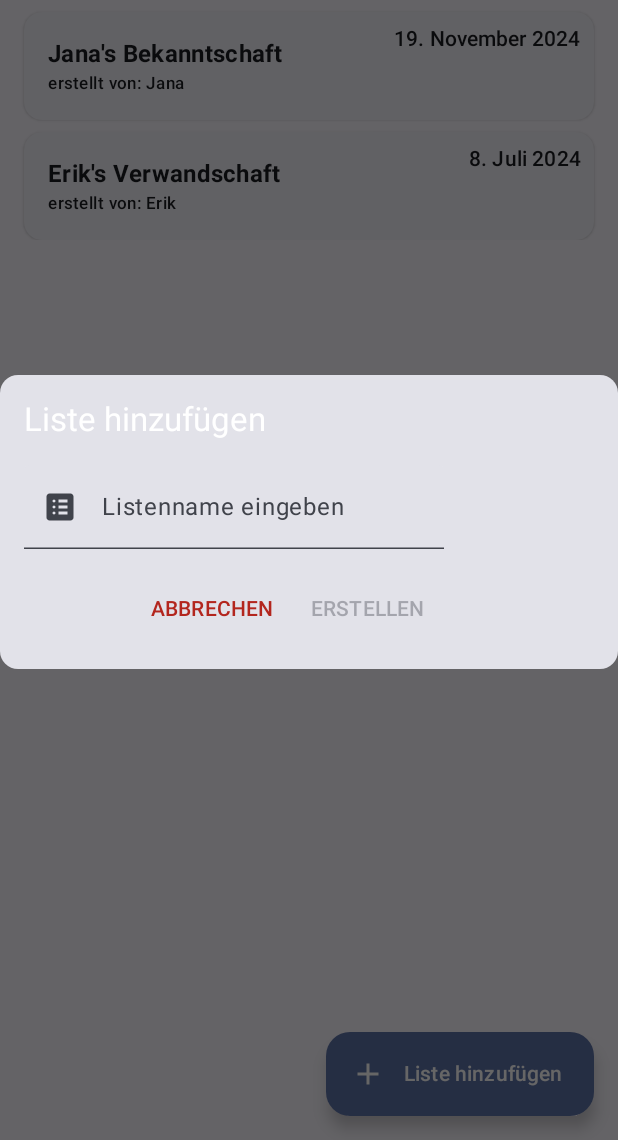
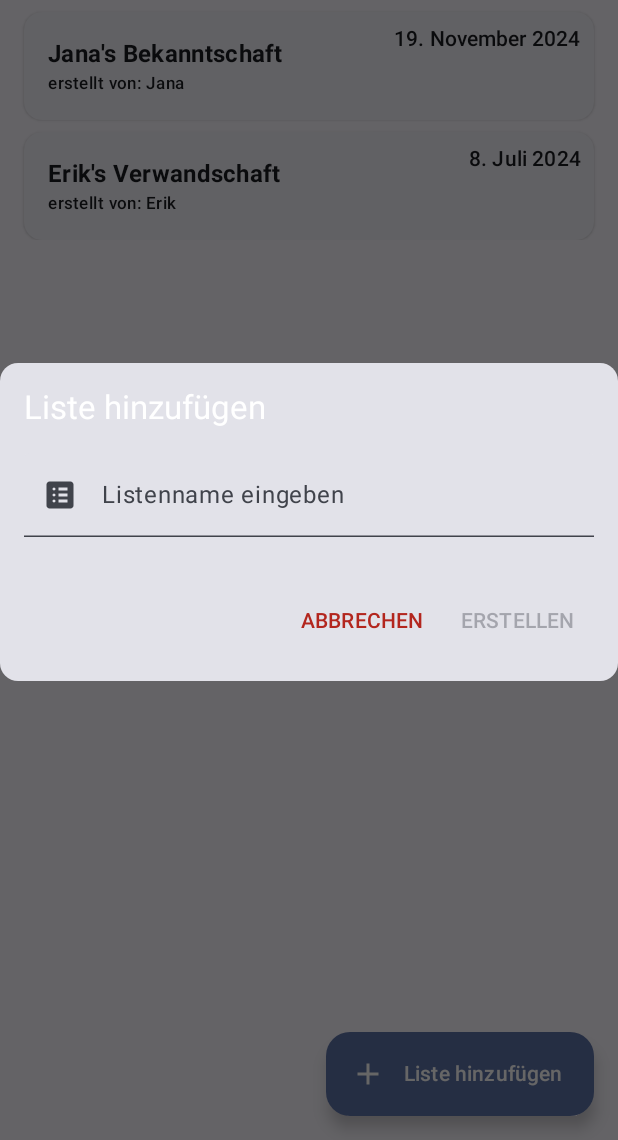
Before and after one commit to erikrei/Rireki, an Android app built with Jetpack Compose: the screen it shows after launch (MainActivity), after a tap on "Liste hinzufügen", on a phone screen of 412 x 824 dp, the part 96-1236 px from its top. Run offline under Robolectric (Android 15) with nearby library versions, the phone set to English and light mode, and no system bars.

Commit message:
Feedback bei Listenerstellung - Refactor von Datenklassen in package dataclass - neue Enumeration, die den jeweiligen Fehler der Listenerstellung enthält und je nach Fehler (falls es später weitere gibt) einen Text anzeigt - Textfeld der Listenerstellung wird anders dargestellt, falls Fehler vorhanden - Snackbar wird angezeigt, falls Liste erfolgreich erstellt wurde - HomeUiState enthält zusätzlich einen Fehler, der vom Typ die neue Enumeration enthält

```diff
--- a/app/src/main/java/com/example/rireki/data/Profile.kt
+++ b/app/src/main/java/com/example/rireki/data/dataclass/Profile.kt
@@ -1,4 +1,4 @@
-package com.example.rireki.data
+package com.example.rireki.data.dataclass
 
 data class Profile(
     val name: String = "",
--- a/app/src/main/java/com/example/rireki/data/ProfileList.kt
+++ b/app/src/main/java/com/example/rireki/data/dataclass/ProfileList.kt
@@ -1,4 +1,4 @@
-package com.example.rireki.data
+package com.example.rireki.data.dataclass
 
 import com.example.rireki.data.state.ListSettingsUiState
 import java.time.LocalDate
--- /dev/null
+++ b/app/src/main/java/com/example/rireki/data/enumclass/LIST_CREATE_ERROR.kt
@@ -0,0 +1,6 @@
+package com.example.rireki.data.enumclass
+
+enum class LIST_CREATE_ERROR {
+    NONE,
+    NAME_NOT_AVAILABLE
+}
--- a/app/src/main/java/com/example/rireki/data/model/ActiveProfileListViewModel.kt
+++ b/app/src/main/java/com/example/rireki/data/model/ActiveProfileListViewModel.kt
@@ -1,8 +1,8 @@
 package com.example.rireki.data.model
 
 import androidx.lifecycle.ViewModel
-import com.example.rireki.data.Profile
-import com.example.rireki.data.ProfileList
+import com.example.rireki.data.dataclass.Profile
+import com.example.rireki.data.dataclass.ProfileList
 import com.example.rireki.data.state.ActiveProfileListUiState
 import kotlinx.coroutines.flow.MutableStateFlow
 import kotlinx.coroutines.flow.StateFlow
--- a/app/src/main/java/com/example/rireki/data/model/ListSettingsViewModel.kt
+++ b/app/src/main/java/com/example/rireki/data/model/ListSettingsViewModel.kt
@@ -1,7 +1,7 @@
 package com.example.rireki.data.model
 
 import androidx.lifecycle.ViewModel
-import com.example.rireki.data.ProfileList
+import com.example.rireki.data.dataclass.ProfileList
 import com.example.rireki.data.state.ListSettingsUiState
 import kotlinx.coroutines.flow.MutableStateFlow
 import kotlinx.coroutines.flow.StateFlow
--- a/app/src/main/java/com/example/rireki/data/state/ActiveProfileListUiState.kt
+++ b/app/src/main/java/com/example/rireki/data/state/ActiveProfileListUiState.kt
@@ -1,7 +1,7 @@
 package com.example.rireki.data.state
 
-import com.example.rireki.data.Profile
-import com.example.rireki.data.ProfileList
+import com.example.rireki.data.dataclass.Profile
+import com.example.rireki.data.dataclass.ProfileList
 
 data class ActiveProfileListUiState(
     val profileList: ProfileList = ProfileList(),
--- a/app/src/main/java/com/example/rireki/data/state/HomeUiState.kt
+++ b/app/src/main/java/com/example/rireki/data/state/HomeUiState.kt
@@ -1,9 +1,11 @@
 package com.example.rireki.data.state
 
-import com.example.rireki.data.ProfileList
+import com.example.rireki.data.enumclass.LIST_CREATE_ERROR
+import com.example.rireki.data.dataclass.ProfileList
 
 data class HomeUiState(
     val lists: List<ProfileList> = listOf(),
     val newListName: String = "",
-    val isOpenDialog: Boolean = false
+    val isOpenDialog: Boolean = false,
+    val error: LIST_CREATE_ERROR = LIST_CREATE_ERROR.NONE
 )
--- a/app/src/main/java/com/example/rireki/data/util/getProfileList.kt
+++ b/app/src/main/java/com/example/rireki/data/util/getProfileList.kt
@@ -1,6 +1,6 @@
 package com.example.rireki.data.util
 
-import com.example.rireki.data.ProfileList
+import com.example.rireki.data.dataclass.ProfileList
 import java.time.LocalDate
 
 fun getProfileList(listName: String): ProfileList {
--- a/app/src/main/java/com/example/rireki/ui/components/Home.kt
+++ b/app/src/main/java/com/example/rireki/ui/components/Home.kt
@@ -21,7 +21,7 @@ import androidx.compose.ui.res.painterResource
 import androidx.compose.ui.res.stringResource
 import androidx.compose.ui.text.font.FontWeight
 import com.example.rireki.R
-import com.example.rireki.data.ProfileList
+import com.example.rireki.data.dataclass.ProfileList
 import com.example.rireki.data.util.getReadableStringOfLocalDate
 import com.example.rireki.ui.components.shared.TopBar
 
--- a/app/src/main/java/com/example/rireki/ui/components/HomeDialog.kt
+++ b/app/src/main/java/com/example/rireki/ui/components/HomeDialog.kt
@@ -1,5 +1,6 @@
 package com.example.rireki.ui.components
 
+import androidx.annotation.StringRes
 import androidx.compose.foundation.layout.Arrangement
 import androidx.compose.foundation.layout.Column
 import androidx.compose.foundation.layout.Row
@@ -7,6 +8,7 @@ import androidx.compose.foundation.layout.fillMaxWidth
 import androidx.compose.foundation.layout.padding
 import androidx.compose.material3.Card
 import androidx.compose.material3.Icon
+import androidx.compose.material3.LocalContentColor
 import androidx.compose.material3.MaterialTheme
 import androidx.compose.material3.Text
 import androidx.compose.material3.TextButton
@@ -17,9 +19,9 @@ import androidx.compose.ui.Modifier
 import androidx.compose.ui.res.dimensionResource
 import androidx.compose.ui.res.painterResource
 import androidx.compose.ui.res.stringResource
-import androidx.compose.ui.unit.dp
 import androidx.compose.ui.window.Dialog
 import com.example.rireki.R
+import com.example.rireki.data.enumclass.LIST_CREATE_ERROR
 
 @Composable
 fun HomeDialogAddList(
@@ -27,6 +29,7 @@ fun HomeDialogAddList(
     onListNameChange: (String) -> Unit,
     onSubmit: () -> Unit,
     onDismissRequest: () -> Unit,
+    error: LIST_CREATE_ERROR,
     modifier: Modifier = Modifier
 ) {
     Dialog(
@@ -44,6 +47,7 @@ fun HomeDialogAddList(
                     .padding(
                         dimensionResource(id = R.dimen.dialog_card_inner_padding)
                     )
+                    .fillMaxWidth()
             ) {
                 Text(
                     text = stringResource(id = R.string.dialog_title),
@@ -52,7 +56,8 @@ fun HomeDialogAddList(
                 )
                 HomeDialogAddListField(
                     listName = listName,
-                    onValueChange = onListNameChange
+                    onValueChange = onListNameChange,
+                    error = error,
                 )
                 HomeDialogAddListButtons(
                     onSubmit = onSubmit,
@@ -70,6 +75,7 @@ fun HomeDialogAddList(
 fun HomeDialogAddListField(
     listName: String,
     onValueChange: (String) -> Unit,
+    error: LIST_CREATE_ERROR,
     modifier: Modifier = Modifier
 ) {
     Column(
@@ -79,6 +85,12 @@ fun HomeDialogAddListField(
             value = listName,
             onValueChange = onValueChange,
             singleLine = true,
+            isError = error != LIST_CREATE_ERROR.NONE,
+            supportingText = {
+                HomeDialogErrorMessage(
+                    error = error
+                )
+            },
             placeholder = {
                 Text(
                     text = stringResource(id = R.string.dialog_field_label),
@@ -87,11 +99,47 @@ fun HomeDialogAddListField(
             leadingIcon = {
                 Icon(
                     painter = painterResource(id = R.drawable.list_fill_24),
-                    contentDescription = null
+                    contentDescription = null,
+                    tint = if (error != LIST_CREATE_ERROR.NONE)
+                                MaterialTheme.colorScheme.error
+                           else LocalContentColor.current
                 )
             },
-            modifier = Modifier.padding(0.dp)
+            modifier = Modifier
+                .fillMaxWidth()
         )
+    }
+}
+
+@Composable
+fun HomeDialogErrorMessage(
+    error: LIST_CREATE_ERROR,
+    modifier: Modifier = Modifier
+) {
+    if (error != LIST_CREATE_ERROR.NONE) {
+        @StringRes val errorText: Int = when (error) {
+            LIST_CREATE_ERROR.NAME_NOT_AVAILABLE -> R.string.dialog_list_not_available
+            else -> R.string.empty
+        }
+
+        Row(
+            horizontalArrangement = Arrangement.spacedBy(
+                dimensionResource(id = R.dimen.dialog_card_error_spacing)
+            ),
+            verticalAlignment = Alignment.CenterVertically,
+            modifier = modifier
+                .padding(
+                    dimensionResource(id = R.dimen.dialog_card_error_padding)
+                )
+        ) {
+            Icon(
+                painter = painterResource(id = R.drawable.error_24),
+                contentDescription = null
+            )
+            Text(
+                text = stringResource(id = errorText)
+            )
+        }
     }
 }
 
--- a/app/src/main/java/com/example/rireki/ui/components/ListOverview.kt
+++ b/app/src/main/java/com/example/rireki/ui/components/ListOverview.kt
@@ -20,7 +20,7 @@ import androidx.compose.ui.res.dimensionResource
 import androidx.compose.ui.res.painterResource
 import androidx.compose.ui.unit.dp
 import com.example.rireki.R
-import com.example.rireki.data.Profile
+import com.example.rireki.data.dataclass.Profile
 import com.example.rireki.ui.components.shared.NavigationBackArrow
 import com.example.rireki.ui.components.shared.TopBar
 
--- a/app/src/main/java/com/example/rireki/ui/screens/HomeScreen.kt
+++ b/app/src/main/java/com/example/rireki/ui/screens/HomeScreen.kt
@@ -5,11 +5,16 @@ import androidx.compose.foundation.layout.padding
 import androidx.compose.foundation.lazy.LazyColumn
 import androidx.compose.foundation.lazy.items
 import androidx.compose.material3.Scaffold
+import androidx.compose.material3.SnackbarHost
+import androidx.compose.material3.SnackbarHostState
 import androidx.compose.runtime.Composable
 import androidx.compose.runtime.collectAsState
 import androidx.compose.runtime.getValue
+import androidx.compose.runtime.remember
+import androidx.compose.runtime.rememberCoroutineScope
 import androidx.compose.ui.Modifier
 import androidx.compose.ui.res.dimensionResource
+import androidx.compose.ui.res.stringResource
 import androidx.compose.ui.tooling.preview.Preview
 import androidx.lifecycle.viewmodel.compose.viewModel
 import com.example.rireki.R
@@ -20,6 +25,7 @@ import com.example.rireki.ui.components.HomeFloatingActionButton
 import com.example.rireki.ui.components.HomeSingleList
 import com.example.rireki.ui.components.HomeTopBar
 import com.example.rireki.ui.theme.RirekiTheme
+import kotlinx.coroutines.launch
 
 @Composable
 fun HomeScreen(
@@ -28,12 +34,26 @@ fun HomeScreen(
     modifier: Modifier = Modifier
 ) {
     val homeUiState by homeViewModel.uiState.collectAsState()
+    val scope = rememberCoroutineScope()
+    val snackbarHostState = remember { SnackbarHostState() }
+    val listCreatedMessage = stringResource(id = R.string.dialog_snackbar_created, homeUiState.newListName)
+
+    val showListCreatedSnackbar: () -> Unit = {
+        scope.launch {
+            snackbarHostState.showSnackbar(listCreatedMessage)
+        }
+    }
 
     Scaffold(
         topBar = { HomeTopBar() },
         floatingActionButton = { HomeFloatingActionButton(
             onClick = { homeViewModel.toggleIsOpenDialog() }
         ) },
+        snackbarHost = {
+           SnackbarHost(
+               hostState = snackbarHostState
+           )
+        },
         modifier = modifier
     ) {
         paddingValues ->
@@ -62,9 +82,10 @@ fun HomeScreen(
                     onSubmit = {
                         homeViewModel.addList(
                             getProfileList(homeUiState.newListName)
-                        )
+                        ) { showListCreatedSnackbar() }
                     },
-                    onDismissRequest = { homeViewModel.toggleIsOpenDialog() }
+                    onDismissRequest = { homeViewModel.toggleIsOpenDialog() },
+                    error = homeUiState.error,
                 )
             }
     }
--- a/app/src/main/java/com/example/rireki/ui/screens/ListOverviewScreen.kt
+++ b/app/src/main/java/com/example/rireki/ui/screens/ListOverviewScreen.kt
@@ -13,7 +13,7 @@ import androidx.compose.ui.res.dimensionResource
 import androidx.compose.ui.unit.dp
 import androidx.lifecycle.viewmodel.compose.viewModel
 import com.example.rireki.R
-import com.example.rireki.data.ProfileList
+import com.example.rireki.data.dataclass.ProfileList
 import com.example.rireki.data.model.ActiveProfileListViewModel
 import com.example.rireki.ui.components.ListOverviewProfile
 import com.example.rireki.ui.components.ListOverviewTopBar
--- /dev/null
+++ b/app/src/main/res/drawable/error_24.xml
@@ -0,0 +1,9 @@
+<vector xmlns:android="http://schemas.android.com/apk/res/android"
+    android:width="24dp"
+    android:height="24dp"
+    android:viewportWidth="960"
+    android:viewportHeight="960">
+  <path
+      android:pathData="M480,680q17,0 28.5,-11.5T520,640q0,-17 -11.5,-28.5T480,600q-17,0 -28.5,11.5T440,640q0,17 11.5,28.5T480,680ZM440,520h80v-240h-80v240ZM480,880q-83,0 -156,-31.5T197,763q-54,-54 -85.5,-127T80,480q0,-83 31.5,-156T197,197q54,-54 127,-85.5T480,80q83,0 156,31.5T763,197q54,54 85.5,127T880,480q0,83 -31.5,156T763,763q-54,54 -127,85.5T480,880ZM480,800q134,0 227,-93t93,-227q0,-134 -93,-227t-227,-93q-134,0 -227,93t-93,227q0,134 93,227t227,93ZM480,480Z"
+      android:fillColor="#e8eaed"/>
+</vector>
--- a/app/src/main/res/values/dimen.xml
+++ b/app/src/main/res/values/dimen.xml
@@ -25,6 +25,8 @@
     <!--  Neue Liste Dialog  -->
     <dimen name="dialog_card_inner_padding">16.dp</dimen>
     <dimen name="dialog_card_inner_spacing">16.dp</dimen>
+    <dimen name="dialog_card_error_padding">8.dp</dimen>
+    <dimen name="dialog_card_error_spacing">16.dp</dimen>
 
     <!--  Einfaches Profil (Listenübersicht)  -->
     <dimen name="simple_list_outer_horizontal_padding">16.dp</dimen>
--- a/app/src/main/res/values/strings.xml
+++ b/app/src/main/res/values/strings.xml
@@ -1,5 +1,6 @@
 <resources>
     <string name="app_name">Rireki</string>
+    <string name="empty" />
 
     <!--  Authentifizierung  -->
     <string name="login_header_text">Bei Rireki einloggen</string>
@@ -16,6 +17,8 @@
     <string name="dialog_field_label">Listenname eingeben</string>
     <string name="dialog_cancel_button">Abbrechen</string>
     <string name="dialog_submit_button">Erstellen</string>
+    <string name="dialog_list_not_available">Name bereits vergeben</string>
+    <string name="dialog_snackbar_created">Liste %s wurde erfolgreich erstellt.</string>
 
     <!--  Listenansicht  -->
     <string name="overview_dialog_remove_title">Profil entfernen</string>
```
Also changed, not shown: app/src/main/java/com/example/rireki/data/model/HomeViewModel.kt (+26 -6 lines).
